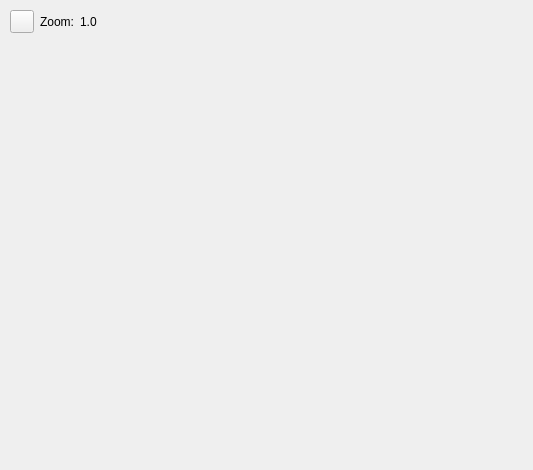
Above: resources/anim_picker.ui from bohdon/maya-pulse before the change. Below: the same form after it.
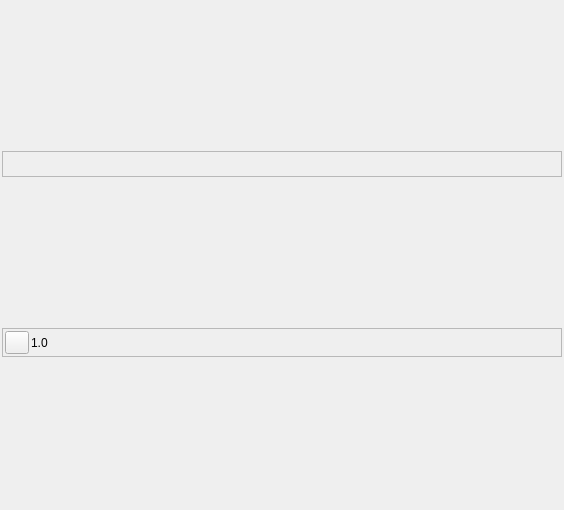
That is the form after the change. Icons and pictures are not drawn.

Commit message: add picker panel pan and better zoom, display axes

```diff
--- a/resources/anim_picker.ui
+++ b/resources/anim_picker.ui
@@ -6,25 +6,116 @@
    <rect>
     <x>0</x>
     <y>0</y>
-    <width>533</width>
-    <height>470</height>
+    <width>564</width>
+    <height>510</height>
    </rect>
   </property>
+  <property name="minimumSize">
+   <size>
+    <width>200</width>
+    <height>200</height>
+   </size>
+  </property>
   <property name="windowTitle">
    <string>Anim Picker</string>
   </property>
-  <widget class="QWidget" name="horizontalLayoutWidget">
-   <property name="geometry">
-    <rect>
-     <x>10</x>
-     <y>10</y>
-     <width>101</width>
-     <height>25</height>
-    </rect>
+  <layout class="QVBoxLayout" name="verticalLayout">
+   <property name="spacing">
+    <number>2</number>
+   </property>
+   <property name="leftMargin">
+    <number>2</number>
+   </property>
+   <property name="topMargin">
+    <number>2</number>
+   </property>
+   <property name="rightMargin">
+    <number>2</number>
+   </property>
+   <property name="bottomMargin">
+    <number>2</number>
+   </property>
+   <item>
+    <widget class="QFrame" name="header_frame">
+     <property name="sizePolicy">
+      <sizepolicy hsizetype="Preferred" vsizetype="Maximum">
+       <horstretch>0</horstretch>
+       <verstretch>0</verstretch>
+      </sizepolicy>
+     </property>
+     <property name="frameShape">
+      <enum>QFrame::StyledPanel</enum>
+     </property>
+     <property name="frameShadow">
+      <enum>QFrame::Raised</enum>
+     </property>
+     <layout class="QHBoxLayout" name="horizontalLayout_2">
+      <property name="spacing">
+       <number>2</number>
+      </property>
+      <property name="leftMargin">
+       <number>2</number>
+      </property>
+      <property name="topMargin">
+       <number>2</number>
+      </property>
+      <property name="rightMargin">
+       <number>2</number>
+      </property>
+      <property name="bottomMargin">
+       <number>2</number>
+      </property>
+      <item>
+       <spacer name="horizontalSpacer">
+        <property name="orientation">
+         <enum>Qt::Horizontal</enum>
+        </property>
+        <property name="sizeHint" stdset="0">
+         <size>
+          <width>40</width>
+          <height>20</height>
+         </size>
+        </property>
+       </spacer>
+      </item>
+      <item>
+       <layout class="QHBoxLayout" name="namespaces_layout"/>
+      </item>
+     </layout>
+    </widget>
+   </item>
+   <item>
+    <layout class="QVBoxLayout" name="panel_layout"/>
+   </item>
+   <item>
+    <widget class="QFrame" name="footer_frame">
+     <property name="sizePolicy">
+      <sizepolicy hsizetype="Preferred" vsizetype="Maximum">
+       <horstretch>0</horstretch>
+       <verstretch>0</verstretch>
+      </sizepolicy>
+     </property>
+     <property name="frameShape">
+      <enum>QFrame::StyledPanel</enum>
+     </property>
+     <property name="frameShadow">
+      <enum>QFrame::Raised</enum>
    </property>
    <layout class="QHBoxLayout" name="horizontalLayout">
-    <property name="sizeConstraint">
-     <enum>QLayout::SetFixedSize</enum>
+      <property name="spacing">
+       <number>2</number>
+      </property>
+      <property name="leftMargin">
+       <number>2</number>
+      </property>
+      <property name="topMargin">
+       <number>2</number>
+      </property>
+      <property name="rightMargin">
+       <number>2</number>
+      </property>
+      <property name="bottomMargin">
+       <number>2</number>
     </property>
     <item>
      <widget class="QToolButton" name="zoom_reset_btn">
@@ -37,13 +128,6 @@
       </property>
      </widget>
     </item>
-    <item>
-     <widget class="QLabel" name="label">
-      <property name="text">
-       <string>Zoom:</string>
-      </property>
-     </widget>
-    </item>
     <item>
      <widget class="QLabel" name="zoom_label">
       <property name="text">
@@ -53,6 +137,8 @@
     </item>
    </layout>
   </widget>
+   </item>
+  </layout>
  </widget>
  <resources>
   <include location="icons/icons.qrc"/>
```
Left out of the diff: 3 changed lines with no effect on the pictures. Lines whose indentation alone changed are shown as unchanged. The commit also changes 3 other files.
